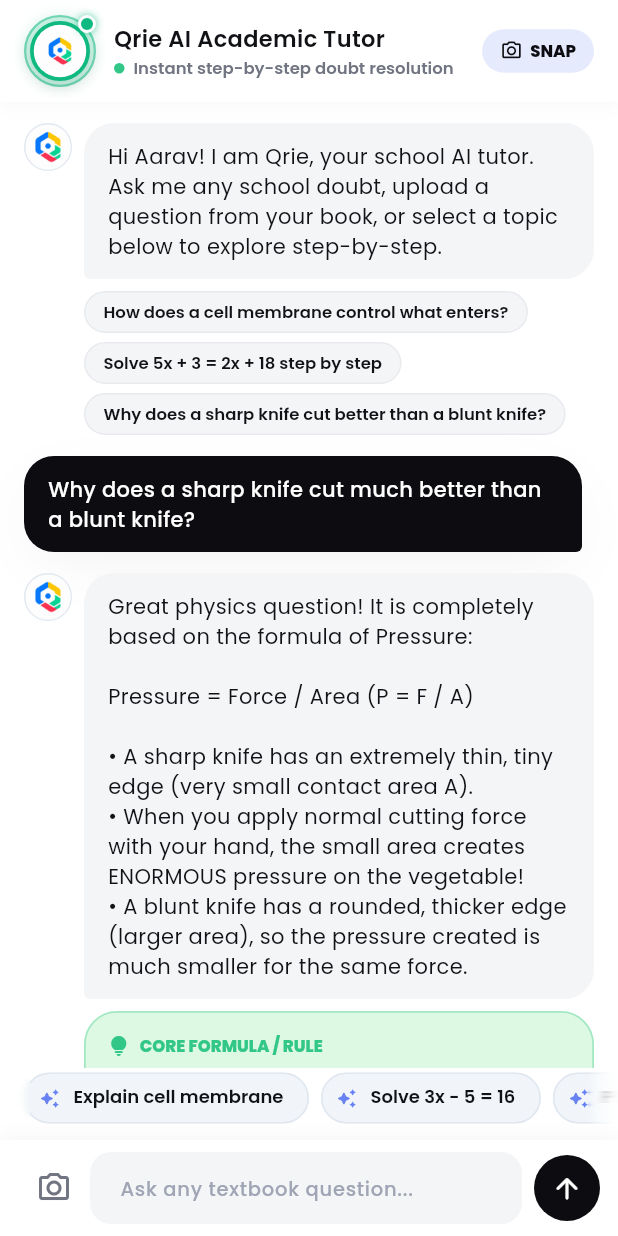
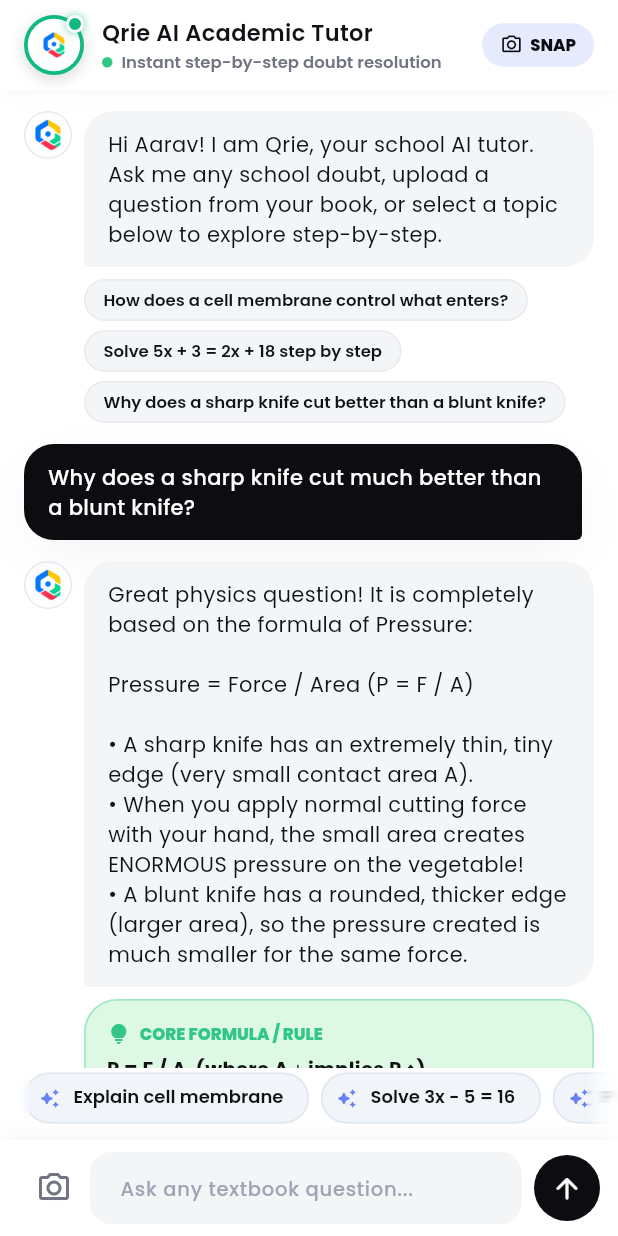
Before and after one commit to pranjal2410719/Qrie, a Flutter app: the DoubtChatScreen screen opened directly, on a phone screen of 412 x 824 dp. Run offline on Flutter 3.47's test engine with Material 3 defaults, Android fonts, the phone set to English and light mode, and no system bars; our stand-ins replace dio, flutter_secure_storage, flutter_svg, google_fonts, shared_preferences, sqflite; accounts and stored records are empty; network calls fail; project files that could hold a hidden picture were left out.

Commit message:
refactor(ui): remove outer wavy aura and streamline to crisp visible circular border

```diff
--- a/android-app/qrie/lib/widgets/dynamic_wavy_blob.dart
+++ b/android-app/qrie/lib/widgets/dynamic_wavy_blob.dart
@@ -4,13 +4,13 @@
 ///
 /// Features:
 /// - Crisp circular core with white backdrop and the official Qrie Q logo.
-/// - Simple, high-contrast, visible dual-ring circular border (no wavy distortion).
+/// - Simple, high-contrast, solid circular border (no wavy distortion or fuzzy outer aura).
 /// - Dynamic status-aware coloration:
 ///   - Context active: Vibrant Emerald (#10B981)
 ///   - Test Guardrails mode: Warm Amber (#F59E0B)
 ///   - Default idle: Brand Sky/Cobalt (#0284C7)
-/// - Floating ambient shadow for elevation and distinct visibility on all backgrounds.
-/// - Active beacon dot for context-aware states.
+/// - Clean drop shadow for clear visibility on all background surfaces.
+/// - Active beacon dot indicator for context-aware states.
 class DynamicWavyBlob extends StatelessWidget {
   final double size;
   final bool hasActiveContext;
@@ -29,49 +29,26 @@
 
   @override
   Widget build(BuildContext context) {
-    // 1. Determine status-aware accent and ring colors
+    // Determine status-aware border and accent color
     final Color accentColor = isTestMode
         ? const Color(0xFFF59E0B) // Amber for Guardrails
         : (hasActiveContext
             ? const Color(0xFF10B981) // Emerald for active context
             : const Color(0xFF0284C7)); // Brand Sky/Cobalt
 
-    final Color ringColor = isTestMode
-        ? const Color(0xFFFDE68A) // Soft amber halo
-        : (hasActiveContext
-            ? const Color(0xFFA7F3D0) // Soft emerald halo
-            : const Color(0xFFBAE6FD)); // Soft sky halo
-
-    final outerRingSize = size + 8.0;
-    final coreSize = size;
-
     return GestureDetector(
       onTap: onTap,
       child: SizedBox(
-        width: outerRingSize,
-        height: outerRingSize,
+        width: size,
+        height: size,
         child: Stack(
           alignment: Alignment.center,
           clipBehavior: Clip.none,
           children: [
-            // 1. Simple, clean, and visible outer accent halo / ring
+            // High-visibility solid circular container with crisp, visible border
             Container(
-              width: outerRingSize,
-              height: outerRingSize,
-              decoration: BoxDecoration(
-                shape: BoxShape.circle,
-                color: ringColor.withValues(alpha: 0.35),
-                border: Border.all(
-                  color: accentColor.withValues(alpha: 0.5),
-                  width: 1.5,
-                ),
-              ),
-            ),
-
-            // 2. High-visibility solid core container with primary circular border
-            Container(
-              width: coreSize,
-              height: coreSize,
+              width: size,
+              height: size,
               decoration: BoxDecoration(
                 shape: BoxShape.circle,
                 color: Colors.white,
@@ -80,42 +57,33 @@
                   width: 2.5,
                 ),
                 boxShadow: [
-                  // Ambient drop shadow for high contrast & visibility on all backgrounds
                   BoxShadow(
                     color: const Color(0xFF0F172A).withValues(alpha: 0.16),
                     blurRadius: 8,
                     offset: const Offset(0, 3),
                   ),
-                  // Soft outer accent glow
-                  BoxShadow(
-                    color: accentColor.withValues(alpha: 0.22),
-                    blurRadius: 10,
-                    spreadRadius: 1,
-                  ),
                 ],
               ),
               child: ClipOval(
-                child: centerChild != null
-                    ? centerChild!
-                    : Padding(
-                        padding: const EdgeInsets.all(4.0),
-                        child: Image.asset(
-                          'assets/Q_logo.png',
-                          width: coreSize - 8,
-                          height: coreSize - 8,
-                          fit: BoxFit.contain,
-                          errorBuilder: (context, error, stackTrace) =>
-                              const Icon(
-                            Icons.auto_awesome,
-                            color: Color(0xFF0284C7),
-                            size: 26,
-                          ),
+                child: centerChild ??
+                    Padding(
+                      padding: const EdgeInsets.all(5.0),
+                      child: Image.asset(
+                        'assets/Q_logo.png',
+                        width: size - 10,
+                        height: size - 10,
+                        fit: BoxFit.contain,
+                        errorBuilder: (context, error, stackTrace) => Icon(
+                          Icons.auto_awesome,
+                          color: accentColor,
+                          size: size * 0.45,
                         ),
                       ),
+                    ),
               ),
             ),
 
-            // 3. Status beacon indicator dot (online/context active)
+            // Status beacon indicator dot (online / context active)
             if (hasActiveContext || isTestMode)
               Positioned(
                 top: 0,
@@ -137,7 +105,7 @@
                         color: (isTestMode
                                 ? const Color(0xFFF59E0B)
                                 : const Color(0xFF10B981))
-                            .withValues(alpha: 0.7),
+                            .withValues(alpha: 0.6),
                         blurRadius: 4,
                       ),
                     ],
```
Also changed, not shown: 1 other file.
